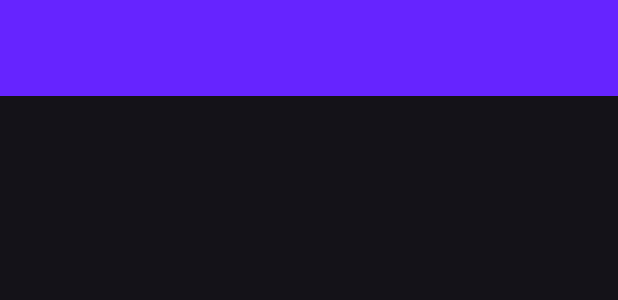
After one commit to keerthivasansa/ImageMapper, an Android app: the layout custom_toolbar.xml on its own in the app's theme, with its tools: preview values and no code run, on a phone screen of 412 x 824 dp. The commit adds this screen. Shown: the top 300 px of the screen. Run offline under Robolectric (Android 15) with nearby library versions, the phone set to English and light mode, and no system bars.

Commit message:
added top action bar

```diff
--- a/app/src/main/AndroidManifest.xml
+++ b/app/src/main/AndroidManifest.xml
@@ -16,7 +16,7 @@
         android:label="@string/app_name"
         android:roundIcon="@mipmap/ic_launcher_round"
         android:supportsRtl="true"
-        android:theme="@style/Theme.ImageMapper"
+        android:theme="@style/AppTheme"
         tools:targetApi="31">
         <activity
             android:name=".NewSeller"
--- a/app/src/main/java/com/keerthivasan/imagemapper/ImageIntent.kt
+++ b/app/src/main/java/com/keerthivasan/imagemapper/ImageIntent.kt
@@ -72,7 +72,7 @@ class ImageIntent : AppCompatActivity() {
         return stringBuilder.toString()
     }
 
-    private suspend fun updateDetails(docId: String) {
+    private suspend fun updateDetails(docId: String, imageUri: Uri) {
         val messageText = intent.getStringExtra(Intent.EXTRA_TEXT)
         val descInput = findViewById<EditText>(R.id.desc_input)
         val doc = collectionRef.document(docId).get().await()
@@ -109,7 +109,7 @@ class ImageIntent : AppCompatActivity() {
             val activeSellerName = sellers[selectedPosition]
             val id = sellerService.getSellerId(activeSellerName) ?: throw Error("Failed to get current seller id")
             activityScope.launch {
-                SellerService(id).openSeller(applicationContext)
+                SellerService(id).openSellerWithImage(applicationContext, imageUri)
             }
         }
     }
@@ -138,7 +138,7 @@ class ImageIntent : AppCompatActivity() {
             }
 
             activityScope.launch {
-                updateDetails(hash)
+                updateDetails(hash, it)
             }
         }
     }
--- /dev/null
+++ b/app/src/main/res/layout/custom_toolbar.xml
@@ -0,0 +1,13 @@
+<?xml version="1.0" encoding="utf-8"?>
+<androidx.appcompat.widget.Toolbar
+    xmlns:android="http://schemas.android.com/apk/res/android"
+    xmlns:app="http://schemas.android.com/apk/res-auto"
+    android:id="@+id/custom_toolbar"
+    android:layout_width="match_parent"
+    android:layout_height="?attr/actionBarSize"
+    app:titleTextColor="#FFFFFF"
+    android:background="?attr/colorPrimary"
+    android:elevation="4dp"
+    android:layout_marginBottom="40dp"
+    android:theme="@style/ThemeOverlay.AppCompat.ActionBar"
+    app:popupTheme="@style/ThemeOverlay.AppCompat.Light"/>
--- a/app/src/main/res/values-night/themes.xml
+++ b/app/src/main/res/values-night/themes.xml
@@ -1,8 +1,7 @@
-<resources xmlns:tools="http://schemas.android.com/tools">
-    <!-- Base application theme. -->
-    <style name="Base.Theme.ImageMapper" parent="Theme.Material3.Dark">
-        <!-- Customize your light theme here. -->
-        <item name="colorPrimary">#A900C5</item>
+
+<resources>
+    <style name="AppTheme" parent="Theme.Material3.Dark.NoActionBar">
+        <item name="colorPrimary">@color/primary</item>
+        <item name="colorOnPrimary">@color/onDark</item>
     </style>
-    <style name="Theme.ImageMapper" parent="Base.Theme.ImageMapper" />
 </resources>
--- a/app/src/main/res/values/colors.xml
+++ b/app/src/main/res/values/colors.xml
@@ -1,6 +1,7 @@
-<?xml version="1.0" encoding="utf-8"?>
+
 <resources>
-    <color name="black">#FF000000</color>
-    <color name="white">#FFFFFFFF</color>
-    <color name="primary">#380041</color>
+    <color name="seed">#6624ff</color>
+    <color name="primary">#6624ff</color>
+    <color name="dark">#333333</color>
+    <color name="onDark">#ECECEC</color>
 </resources>
--- a/app/src/main/res/values/themes.xml
+++ b/app/src/main/res/values/themes.xml
@@ -1,8 +1,7 @@
-<resources xmlns:tools="http://schemas.android.com/tools">
-    <!-- Base application theme. -->
-    <style name="Base.Theme.ImageMapper" parent="Theme.Material3.Light">
-        <!-- Customize your light theme here. -->
-        <item name="colorPrimary">#A900C5</item>
+
+<resources>
+    <style name="AppTheme" parent="Theme.Material3.Dark.NoActionBar">
+        <item name="colorPrimary">@color/primary</item>
+        <item name="colorOnPrimary">@color/onDark</item>
     </style>
-    <style name="Theme.ImageMapper" parent="Base.Theme.ImageMapper" />
 </resources>
--- a/build.gradle
+++ b/build.gradle
@@ -4,7 +4,7 @@ buildscript {
     }
 }// Top-level build file where you can add configuration options common to all sub-projects/modules.
 plugins {
-    id 'com.android.application' version '8.0.1' apply false
-    id 'com.android.library' version '8.0.1' apply false
+    id 'com.android.application' version '8.0.2' apply false
+    id 'com.android.library' version '8.0.2' apply false
     id 'org.jetbrains.kotlin.android' version '1.8.20' apply false
 }
```
Also changed, not shown: app/src/main/java/com/keerthivasan/imagemapper/MainActivity.kt (+5 -2 lines), app/src/main/java/com/keerthivasan/imagemapper/SellerService.kt (+20 -0 lines), app/src/main/res/layout/action_bar.xml (added, +7 -0 lines), app/src/main/res/layout/activity_main.xml (+5 -3 lines), app/src/main/res/layout/seller_listview.xml (+6 -2 lines), app/src/main/res/values/attrs.xml (added, +8 -0 lines), app/src/main/res/values/strings.xml (+12 -2 lines).
